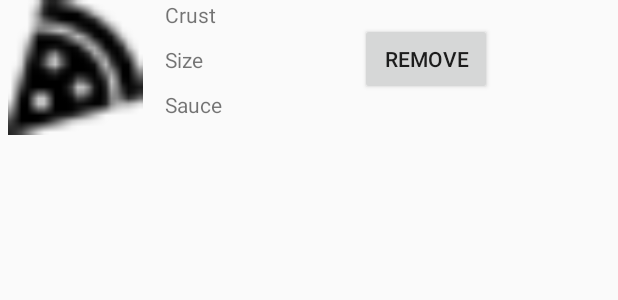
After one commit to deepakgahlot98/Interview-Question, an Android app: the layout cart_item.xml on its own in the app's theme, with its tools: preview values and no code run, on a phone screen of 412 x 824 dp. The commit adds this screen. Shown: the top 300 px of the screen. Run offline under Robolectric (Android 15) with nearby library versions, the phone set to English and light mode, and no system bars.

```diff
--- a/app/src/main/java/com/gahlot/makemytripinterview/OrderItem.java
+++ b/app/src/main/java/com/gahlot/makemytripinterview/OrderItem.java
@@ -4,6 +4,6 @@ public enum OrderItem {
 
     CRUST,
     SIZE,
-    SAUCE;
+    SAUCE
 
 }
--- a/app/src/main/res/layout/activity_order_detail.xml
+++ b/app/src/main/res/layout/activity_order_detail.xml
@@ -6,4 +6,10 @@
     android:layout_height="match_parent"
     tools:context=".OrderDetailActivity">
 
+
+    <ListView
+        android:id="@+id/cart_list"
+        android:layout_width="match_parent"
+        android:layout_height="match_parent" />
+
 </androidx.constraintlayout.widget.ConstraintLayout>
--- /dev/null
+++ b/app/src/main/res/layout/cart_item.xml
@@ -0,0 +1,49 @@
+<?xml version="1.0" encoding="utf-8"?>
+<LinearLayout xmlns:android="http://schemas.android.com/apk/res/android"
+    android:orientation="horizontal"
+    android:layout_width="match_parent"
+    android:layout_height="wrap_content">
+
+    <ImageView
+        android:id="@+id/pizza_image"
+        android:layout_width="100dp"
+        android:layout_height="90dp"
+        android:src="@drawable/pizza"/>
+
+
+    <LinearLayout
+        android:layout_width="wrap_content"
+        android:layout_height="wrap_content"
+        android:orientation="vertical"
+        android:layout_marginLeft="10dp">
+
+
+    <TextView
+        android:id="@+id/crust_name"
+        android:layout_width="100dp"
+        android:layout_height="30dp"
+        android:text="@string/CRUST" />
+
+    <TextView
+        android:id="@+id/size_name"
+        android:layout_width="100dp"
+        android:layout_height="30dp"
+        android:text="@string/SIZE" />
+
+    <TextView
+        android:id="@+id/sauce_name"
+        android:layout_width="100dp"
+        android:layout_height="30dp"
+        android:text="Sauce" />
+
+    </LinearLayout>
+
+    <Button
+        android:id="@+id/remove_btn"
+        android:layout_width="wrap_content"
+        android:layout_height="wrap_content"
+        android:layout_marginLeft="30dp"
+        android:layout_marginTop="15dp"
+        android:text="Remove" />
+
+</LinearLayout>
```
Also changed, not shown: app/src/main/java/com/gahlot/makemytripinterview/MainActivity.java (+16 -9 lines), app/src/main/java/com/gahlot/makemytripinterview/OrderDetailActivity.java (+22 -0 lines), app/src/main/res/drawable/pizza.png (added).
